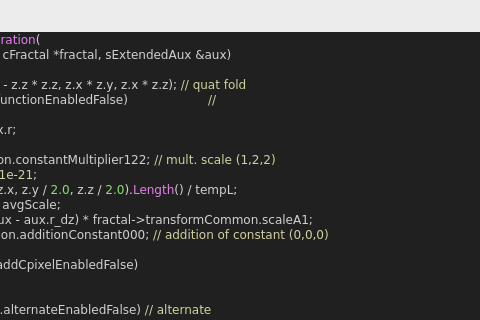
Before: the Qt Designer form mandelbulber2/qt_data/fractal_transf_quaternion_fold.ui in buddhi1980/mandelbulber2, drawn with Qt 5; both pictures show x 206 to 686 and y 418 to 738 of the 790 by 1192 pixel window.
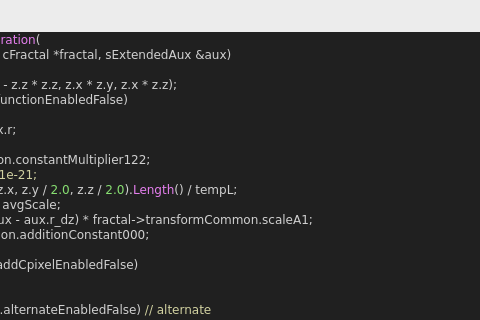
After: the same form once the commit is applied. Custom widgets are drawn as their Qt base class.

The edit to the form file:
```diff
--- a/mandelbulber2/qt_data/fractal_transf_quaternion_fold.ui
+++ b/mandelbulber2/qt_data/fractal_transf_quaternion_fold.ui
@@ -807,17 +807,17 @@
 &lt;pre style=&quot;color:#d0d0d0; background-color:#202020;  font-family:'Courier New',monospace;&quot;&gt;&lt;span style=&quot;color:#f09479; font-weight:bold&quot;&gt;void&lt;/span&gt; &lt;span style=&quot;color:#e47eed&quot;&gt;TransformQuaternionFoldIteration&lt;/span&gt;&lt;span style=&quot;color:#d0d0d0&quot;&gt;(&lt;/span&gt;
   CVector3 &lt;span style=&quot;color:#d0d0d0&quot;&gt;&amp;amp;&lt;/span&gt;z&lt;span style=&quot;color:#d0d0d0&quot;&gt;,&lt;/span&gt; CVector3 c&lt;span style=&quot;color:#d0d0d0&quot;&gt;,&lt;/span&gt; &lt;span style=&quot;color:#f09479; font-weight:bold&quot;&gt;const&lt;/span&gt; cFractal &lt;span style=&quot;color:#d0d0d0&quot;&gt;*&lt;/span&gt;fractal&lt;span style=&quot;color:#d0d0d0&quot;&gt;,&lt;/span&gt; sExtendedAux &lt;span style=&quot;color:#d0d0d0&quot;&gt;&amp;amp;&lt;/span&gt;aux&lt;span style=&quot;color:#d0d0d0&quot;&gt;)&lt;/span&gt;
 &lt;span style=&quot;color:#d0d0d0&quot;&gt;{&lt;/span&gt;
-  z &lt;span style=&quot;color:#d0d0d0&quot;&gt;=&lt;/span&gt; &lt;span style=&quot;color:#e47eed&quot;&gt;CVector3&lt;/span&gt;&lt;span style=&quot;color:#d0d0d0&quot;&gt;(&lt;/span&gt;z&lt;span style=&quot;color:#d0d0d0&quot;&gt;.&lt;/span&gt;x &lt;span style=&quot;color:#d0d0d0&quot;&gt;*&lt;/span&gt; z&lt;span style=&quot;color:#d0d0d0&quot;&gt;.&lt;/span&gt;x &lt;span style=&quot;color:#d0d0d0&quot;&gt;-&lt;/span&gt; z&lt;span style=&quot;color:#d0d0d0&quot;&gt;.&lt;/span&gt;y &lt;span style=&quot;color:#d0d0d0&quot;&gt;*&lt;/span&gt; z&lt;span style=&quot;color:#d0d0d0&quot;&gt;.&lt;/span&gt;y &lt;span style=&quot;color:#d0d0d0&quot;&gt;-&lt;/span&gt; z&lt;span style=&quot;color:#d0d0d0&quot;&gt;.&lt;/span&gt;z &lt;span style=&quot;color:#d0d0d0&quot;&gt;*&lt;/span&gt; z&lt;span style=&quot;color:#d0d0d0&quot;&gt;.&lt;/span&gt;z&lt;span style=&quot;color:#d0d0d0&quot;&gt;,&lt;/span&gt; z&lt;span style=&quot;color:#d0d0d0&quot;&gt;.&lt;/span&gt;x &lt;span style=&quot;color:#d0d0d0&quot;&gt;*&lt;/span&gt; z&lt;span style=&quot;color:#d0d0d0&quot;&gt;.&lt;/span&gt;y&lt;span style=&quot;color:#d0d0d0&quot;&gt;,&lt;/span&gt; z&lt;span style=&quot;color:#d0d0d0&quot;&gt;.&lt;/span&gt;x &lt;span style=&quot;color:#d0d0d0&quot;&gt;*&lt;/span&gt; z&lt;span style=&quot;color:#d0d0d0&quot;&gt;.&lt;/span&gt;z&lt;span style=&quot;color:#d0d0d0&quot;&gt;);&lt;/span&gt; &lt;span style=&quot;color:#d0d0a0&quot;&gt;// quat fold&lt;/span&gt;
-  &lt;span style=&quot;color:#7ec0ee; font-weight:bold&quot;&gt;if&lt;/span&gt; &lt;span style=&quot;color:#d0d0d0&quot;&gt;(&lt;/span&gt;fractal&lt;span style=&quot;color:#d0d0d0&quot;&gt;-&amp;gt;&lt;/span&gt;transformCommon&lt;span style=&quot;color:#d0d0d0&quot;&gt;.&lt;/span&gt;functionEnabledFalse&lt;span style=&quot;color:#d0d0d0&quot;&gt;)&lt;/span&gt;                     &lt;span style=&quot;color:#d0d0a0&quot;&gt;//&lt;/span&gt;
+  z &lt;span style=&quot;color:#d0d0d0&quot;&gt;=&lt;/span&gt; &lt;span style=&quot;color:#e47eed&quot;&gt;CVector3&lt;/span&gt;&lt;span style=&quot;color:#d0d0d0&quot;&gt;(&lt;/span&gt;z&lt;span style=&quot;color:#d0d0d0&quot;&gt;.&lt;/span&gt;x &lt;span style=&quot;color:#d0d0d0&quot;&gt;*&lt;/span&gt; z&lt;span style=&quot;color:#d0d0d0&quot;&gt;.&lt;/span&gt;x &lt;span style=&quot;color:#d0d0d0&quot;&gt;-&lt;/span&gt; z&lt;span style=&quot;color:#d0d0d0&quot;&gt;.&lt;/span&gt;y &lt;span style=&quot;color:#d0d0d0&quot;&gt;*&lt;/span&gt; z&lt;span style=&quot;color:#d0d0d0&quot;&gt;.&lt;/span&gt;y &lt;span style=&quot;color:#d0d0d0&quot;&gt;-&lt;/span&gt; z&lt;span style=&quot;color:#d0d0d0&quot;&gt;.&lt;/span&gt;z &lt;span style=&quot;color:#d0d0d0&quot;&gt;*&lt;/span&gt; z&lt;span style=&quot;color:#d0d0d0&quot;&gt;.&lt;/span&gt;z&lt;span style=&quot;color:#d0d0d0&quot;&gt;,&lt;/span&gt; z&lt;span style=&quot;color:#d0d0d0&quot;&gt;.&lt;/span&gt;x &lt;span style=&quot;color:#d0d0d0&quot;&gt;*&lt;/span&gt; z&lt;span style=&quot;color:#d0d0d0&quot;&gt;.&lt;/span&gt;y&lt;span style=&quot;color:#d0d0d0&quot;&gt;,&lt;/span&gt; z&lt;span style=&quot;color:#d0d0d0&quot;&gt;.&lt;/span&gt;x &lt;span style=&quot;color:#d0d0d0&quot;&gt;*&lt;/span&gt; z&lt;span style=&quot;color:#d0d0d0&quot;&gt;.&lt;/span&gt;z&lt;span style=&quot;color:#d0d0d0&quot;&gt;);&lt;/span&gt;
+  &lt;span style=&quot;color:#7ec0ee; font-weight:bold&quot;&gt;if&lt;/span&gt; &lt;span style=&quot;color:#d0d0d0&quot;&gt;(&lt;/span&gt;fractal&lt;span style=&quot;color:#d0d0d0&quot;&gt;-&amp;gt;&lt;/span&gt;transformCommon&lt;span style=&quot;color:#d0d0d0&quot;&gt;.&lt;/span&gt;functionEnabledFalse&lt;span style=&quot;color:#d0d0d0&quot;&gt;)&lt;/span&gt;
   &lt;span style=&quot;color:#d0d0d0&quot;&gt;{&lt;/span&gt;
     aux&lt;span style=&quot;color:#d0d0d0&quot;&gt;.&lt;/span&gt;r_dz &lt;span style=&quot;color:#d0d0d0&quot;&gt;=&lt;/span&gt; aux&lt;span style=&quot;color:#d0d0d0&quot;&gt;.&lt;/span&gt;r_dz &lt;span style=&quot;color:#d0d0d0&quot;&gt;*&lt;/span&gt; &lt;span style=&quot;color:#87df71&quot;&gt;2.0&lt;/span&gt; &lt;span style=&quot;color:#d0d0d0&quot;&gt;*&lt;/span&gt; aux&lt;span style=&quot;color:#d0d0d0&quot;&gt;.&lt;/span&gt;r&lt;span style=&quot;color:#d0d0d0&quot;&gt;;&lt;/span&gt;
     &lt;span style=&quot;color:#f09479; font-weight:bold&quot;&gt;double&lt;/span&gt; tempL &lt;span style=&quot;color:#d0d0d0&quot;&gt;=&lt;/span&gt; z&lt;span style=&quot;color:#d0d0d0&quot;&gt;.&lt;/span&gt;&lt;span style=&quot;color:#e47eed&quot;&gt;Length&lt;/span&gt;&lt;span style=&quot;color:#d0d0d0&quot;&gt;();&lt;/span&gt;
-    z &lt;span style=&quot;color:#d0d0d0&quot;&gt;*=&lt;/span&gt; fractal&lt;span style=&quot;color:#d0d0d0&quot;&gt;-&amp;gt;&lt;/span&gt;transformCommon&lt;span style=&quot;color:#d0d0d0&quot;&gt;.&lt;/span&gt;constantMultiplier122&lt;span style=&quot;color:#d0d0d0&quot;&gt;;&lt;/span&gt; &lt;span style=&quot;color:#d0d0a0&quot;&gt;// mult. scale (1,2,2)&lt;/span&gt;
+    z &lt;span style=&quot;color:#d0d0d0&quot;&gt;*=&lt;/span&gt; fractal&lt;span style=&quot;color:#d0d0d0&quot;&gt;-&amp;gt;&lt;/span&gt;transformCommon&lt;span style=&quot;color:#d0d0d0&quot;&gt;.&lt;/span&gt;constantMultiplier122&lt;span style=&quot;color:#d0d0d0&quot;&gt;;&lt;/span&gt;
     &lt;span style=&quot;color:#d0d0a0&quot;&gt;// if (tempL &amp;lt; 1e-21) tempL = 1e-21;&lt;/span&gt;
     &lt;span style=&quot;color:#f09479; font-weight:bold&quot;&gt;double&lt;/span&gt; avgScale &lt;span style=&quot;color:#d0d0d0&quot;&gt;=&lt;/span&gt; &lt;span style=&quot;color:#e47eed&quot;&gt;CVector3&lt;/span&gt;&lt;span style=&quot;color:#d0d0d0&quot;&gt;(&lt;/span&gt;z&lt;span style=&quot;color:#d0d0d0&quot;&gt;.&lt;/span&gt;x&lt;span style=&quot;color:#d0d0d0&quot;&gt;,&lt;/span&gt; z&lt;span style=&quot;color:#d0d0d0&quot;&gt;.&lt;/span&gt;y &lt;span style=&quot;color:#d0d0d0&quot;&gt;/&lt;/span&gt; &lt;span style=&quot;color:#87df71&quot;&gt;2.0&lt;/span&gt;&lt;span style=&quot;color:#d0d0d0&quot;&gt;,&lt;/span&gt; z&lt;span style=&quot;color:#d0d0d0&quot;&gt;.&lt;/span&gt;z &lt;span style=&quot;color:#d0d0d0&quot;&gt;/&lt;/span&gt; &lt;span style=&quot;color:#87df71&quot;&gt;2.0&lt;/span&gt;&lt;span style=&quot;color:#d0d0d0&quot;&gt;).&lt;/span&gt;&lt;span style=&quot;color:#e47eed&quot;&gt;Length&lt;/span&gt;&lt;span style=&quot;color:#d0d0d0&quot;&gt;() /&lt;/span&gt; tempL&lt;span style=&quot;color:#d0d0d0&quot;&gt;;&lt;/span&gt;
     &lt;span style=&quot;color:#f09479; font-weight:bold&quot;&gt;double&lt;/span&gt; tempAux &lt;span style=&quot;color:#d0d0d0&quot;&gt;=&lt;/span&gt; aux&lt;span style=&quot;color:#d0d0d0&quot;&gt;.&lt;/span&gt;r_dz &lt;span style=&quot;color:#d0d0d0&quot;&gt;*&lt;/span&gt; avgScale&lt;span style=&quot;color:#d0d0d0&quot;&gt;;&lt;/span&gt;
     aux&lt;span style=&quot;color:#d0d0d0&quot;&gt;.&lt;/span&gt;r_dz &lt;span style=&quot;color:#d0d0d0&quot;&gt;=&lt;/span&gt; aux&lt;span style=&quot;color:#d0d0d0&quot;&gt;.&lt;/span&gt;r_dz &lt;span style=&quot;color:#d0d0d0&quot;&gt;+ (&lt;/span&gt;tempAux &lt;span style=&quot;color:#d0d0d0&quot;&gt;-&lt;/span&gt; aux&lt;span style=&quot;color:#d0d0d0&quot;&gt;.&lt;/span&gt;r_dz&lt;span style=&quot;color:#d0d0d0&quot;&gt;) *&lt;/span&gt; fractal&lt;span style=&quot;color:#d0d0d0&quot;&gt;-&amp;gt;&lt;/span&gt;transformCommon&lt;span style=&quot;color:#d0d0d0&quot;&gt;.&lt;/span&gt;scaleA1&lt;span style=&quot;color:#d0d0d0&quot;&gt;;&lt;/span&gt;
-    z &lt;span style=&quot;color:#d0d0d0&quot;&gt;+=&lt;/span&gt; fractal&lt;span style=&quot;color:#d0d0d0&quot;&gt;-&amp;gt;&lt;/span&gt;transformCommon&lt;span style=&quot;color:#d0d0d0&quot;&gt;.&lt;/span&gt;additionConstant000&lt;span style=&quot;color:#d0d0d0&quot;&gt;;&lt;/span&gt; &lt;span style=&quot;color:#d0d0a0&quot;&gt;// addition of constant (0,0,0)&lt;/span&gt;
+    z &lt;span style=&quot;color:#d0d0d0&quot;&gt;+=&lt;/span&gt; fractal&lt;span style=&quot;color:#d0d0d0&quot;&gt;-&amp;gt;&lt;/span&gt;transformCommon&lt;span style=&quot;color:#d0d0d0&quot;&gt;.&lt;/span&gt;additionConstant000&lt;span style=&quot;color:#d0d0d0&quot;&gt;;&lt;/span&gt;
   &lt;span style=&quot;color:#d0d0d0&quot;&gt;}&lt;/span&gt;
   &lt;span style=&quot;color:#7ec0ee; font-weight:bold&quot;&gt;if&lt;/span&gt; &lt;span style=&quot;color:#d0d0d0&quot;&gt;(&lt;/span&gt;fractal&lt;span style=&quot;color:#d0d0d0&quot;&gt;-&amp;gt;&lt;/span&gt;transformCommon&lt;span style=&quot;color:#d0d0d0&quot;&gt;.&lt;/span&gt;addCpixelEnabledFalse&lt;span style=&quot;color:#d0d0d0&quot;&gt;)&lt;/span&gt;
   &lt;span style=&quot;color:#d0d0d0&quot;&gt;{&lt;/span&gt;
```
